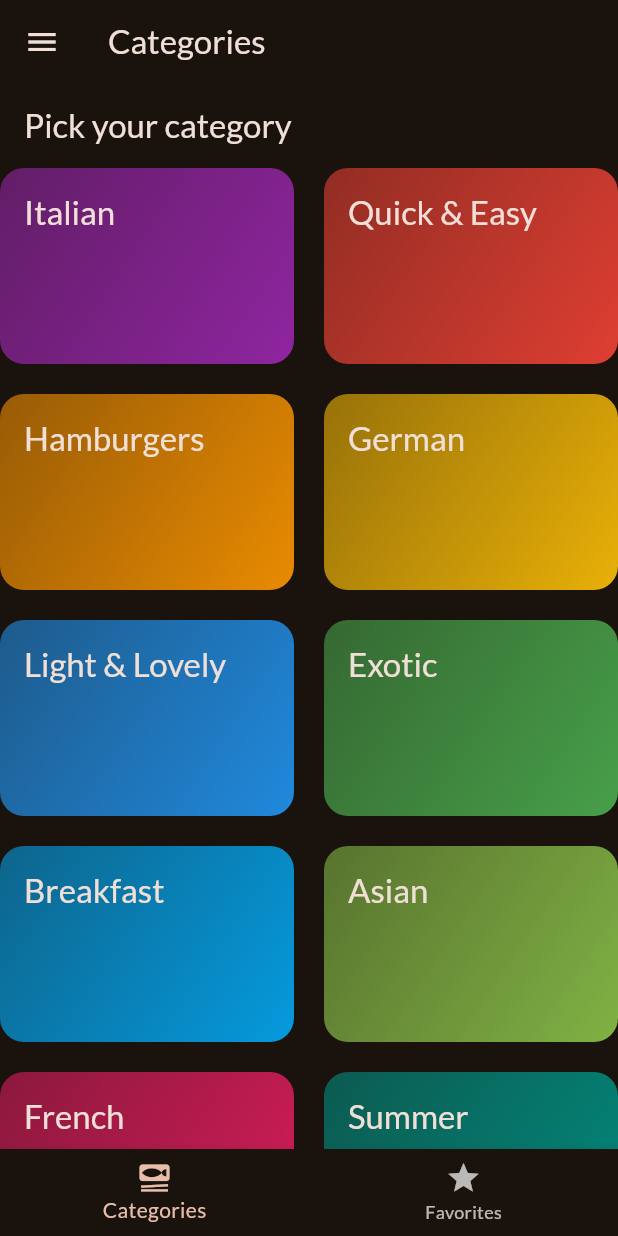
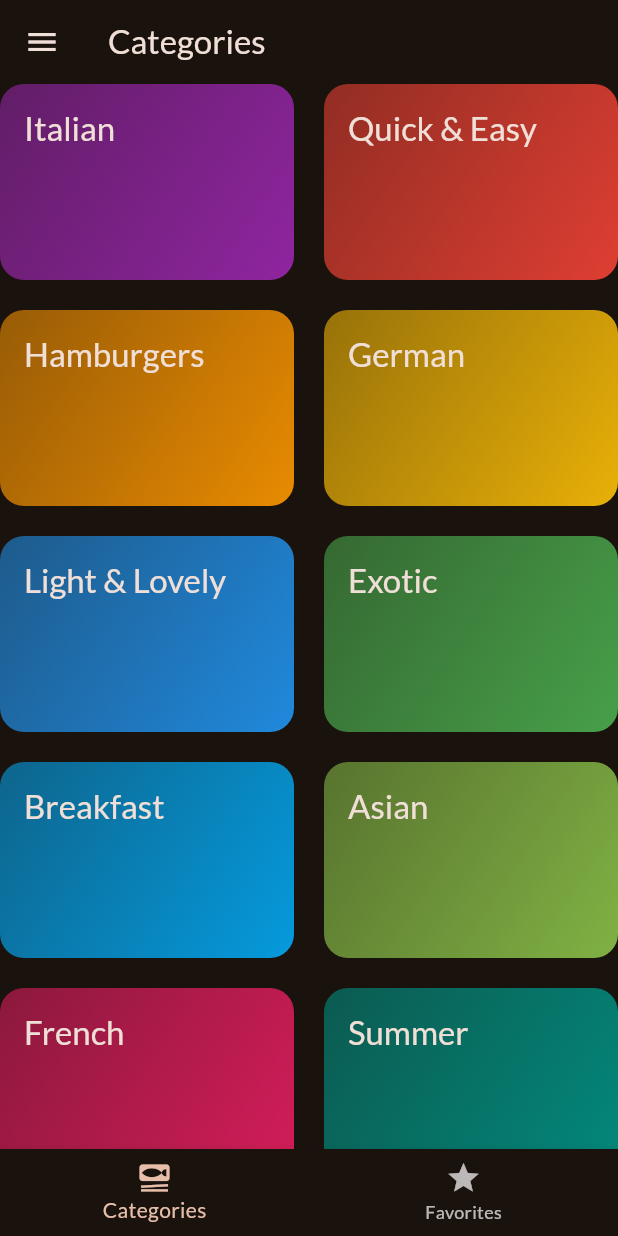
Before and after one commit to ir-sen/meal_app_flutter, a Flutter app: the screen it shows after launch, on a phone screen of 412 x 824 dp. Run offline on Flutter 3.47's test engine with Material 3 defaults, Android fonts, the phone set to English and light mode, and no system bars; our stand-ins replace flutter_riverpod, google_fonts, transparent_image.

```diff
--- a/lib/screens/categories.dart
+++ b/lib/screens/categories.dart
@@ -5,40 +5,65 @@ import 'package:meal_app/models/meal.dart';
 import 'package:meal_app/screens/meals.dart';
 import 'package:meal_app/widgets/category_grid_item.dart';
 
-
-class CategoriesSreen extends StatelessWidget {
-
+class CategoriesSreen extends StatefulWidget {
   const CategoriesSreen({
     super.key,
     required this.avalibleMeals,
   });
 
-
-
   final List<Meal> avalibleMeals;
 
+  @override
+  State<CategoriesSreen> createState() => _CategoriesSreenState();
+}
+
+class _CategoriesSreenState extends State<CategoriesSreen>
+    with SingleTickerProviderStateMixin {
+  late AnimationController _animationController;
+
+  @override
+  void initState() {
+    super.initState();
+
+    _animationController = AnimationController(
+      vsync: this,
+      duration: const Duration(microseconds: 230000),
+      lowerBound: 0,
+      upperBound: 1,
+    );
+
+    _animationController.forward();
+  }
+
+  @override
+  void dispose() {
+    // TODO: implement dispose
+    _animationController.dispose();
+    super.dispose();
+  }
+
   // this is function for open nex screen
-  void _selectCategory(BuildContext context, Category category)  {
-
-    final filteredMeals = avalibleMeals
+  void _selectCategory(BuildContext context, Category category) {
+    final filteredMeals = widget.avalibleMeals
         .where((meal) => meal.categories.contains(category.id))
         .toList();
 
-    Navigator.of(context).push(MaterialPageRoute(
+    Navigator.of(context).push(
+      MaterialPageRoute(
         builder: (ctx) => MealsScreen(
           title: category.title,
           meals: filteredMeals,
         ),
-      ),); // or Navigator.push(context, route)
+      ),
+    ); // or Navigator.push(context, route)
   }
 
+  // create animation
   @override
   Widget build(BuildContext context) {
-    return Scaffold(
-      appBar: AppBar(
-        title: const Text('Pick your category '),
-      ),
-      body: GridView(
+    return AnimatedBuilder(
+        animation: _animationController,
+        child: GridView(
           gridDelegate: const SliverGridDelegateWithFixedCrossAxisCount(
             crossAxisCount: 2,
             childAspectRatio: 3 / 2,
@@ -49,13 +74,21 @@ class CategoriesSreen extends StatelessWidget {
             // availableCategories.map((category) => )
             for (final category in availableCategories)
               // init here for open nex display
-            CategoryGridItem(category: category, onSelectCategory: () {
-              _selectCategory(context, category); // here is init this function
-            },)
-
+              CategoryGridItem(
+                category: category,
+                onSelectCategory: () {
+                  _selectCategory(
+                      context, category); // here is init this function
+                },
+              )
           ],
-      )
-    );
+        ),
+        builder: (context, child) => SlideTransition(
+              position: Tween (
+                begin: const Offset(0, 0.3),
+                end: const Offset(0 ,0),
+              ).animate(CurvedAnimation(parent: _animationController, curve: Curves.easeInOut),),
+              child: child,
+            ));
   }
-
 }
```
Also changed, not shown: lib/screens/meal_details.dart (+12 -1 lines). Lines whose indentation alone changed are shown as unchanged.
